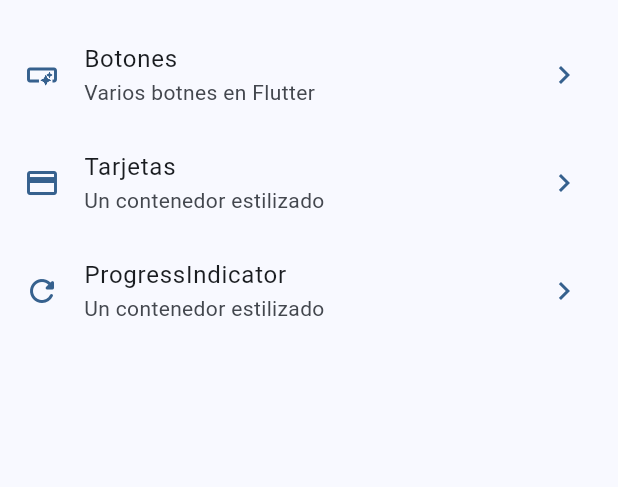
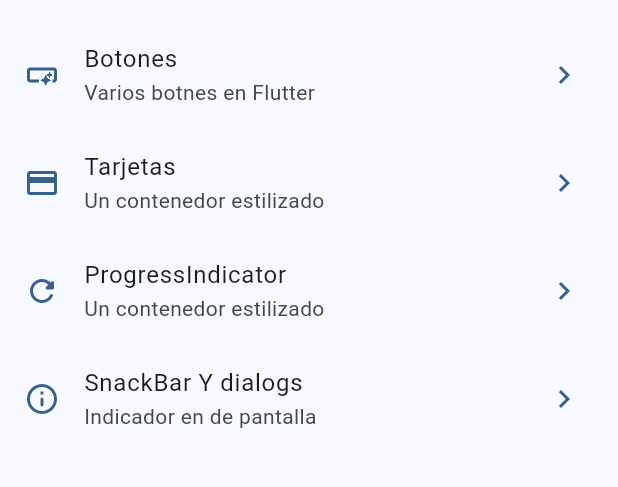
Before and after one commit to LucasMJuarez/widgets_flutter_app, a Flutter app: the screen it shows after launch, on a phone screen of 412 x 824 dp, the part 63-550 px from its top. Run offline on Flutter 3.47's test engine with Material 3 defaults, Android fonts, the phone set to English and light mode, and no system bars; our stand-ins replace go_router.

Commit message:
config menu and routes for snackbars

```diff
--- a/lib/config/menu/menu_items.dart
+++ b/lib/config/menu/menu_items.dart
@@ -36,4 +36,10 @@ const appMenuItems = <MenuItems>[
     link: '/progress',
     icon: Icons.refresh_rounded,
   ),
+  MenuItems(
+    title: 'SnackBar Y dialogs',
+    subTitle: 'Indicador en de pantalla',
+    link: '/snackbar',
+    icon: Icons.info_outline_rounded,
+  ),
 ];
--- a/lib/config/router/app_router.dart
+++ b/lib/config/router/app_router.dart
@@ -24,5 +24,10 @@ final appRouter = GoRouter(
       name: ProgressScreen.name,
       builder: (context, state) => const ProgressScreen(),
     ),
+    GoRoute(
+      path: '/snackbar',
+      name: SnackBarScreen.name,
+      builder: (context, state) => const SnackBarScreen(),
+    ),
   ],
 );
--- a/lib/presentation/screens/snackbar/snackbar_screen.dart
+++ b/lib/presentation/screens/snackbar/snackbar_screen.dart
@@ -1,7 +1,7 @@
 import 'package:flutter/material.dart';
 
 class SnackBarScreen extends StatelessWidget {
-  static const String name = 'animate_screen';
+  static const String name = 'snackbar_screen';
 
   const SnackBarScreen({super.key});
 
```
